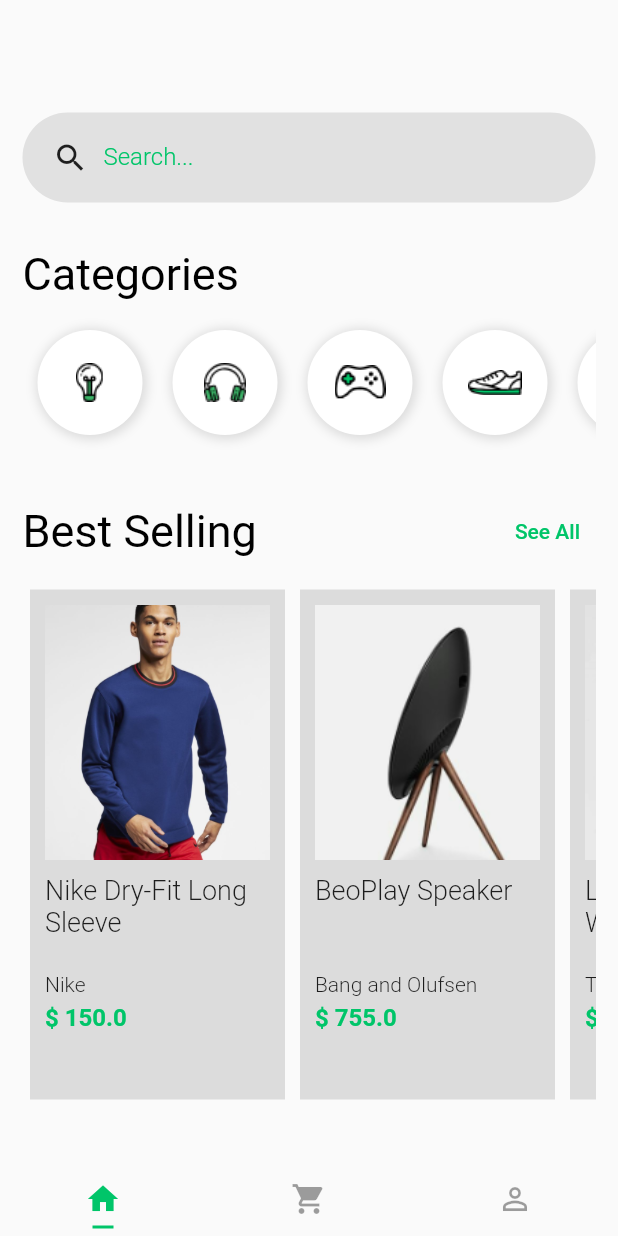
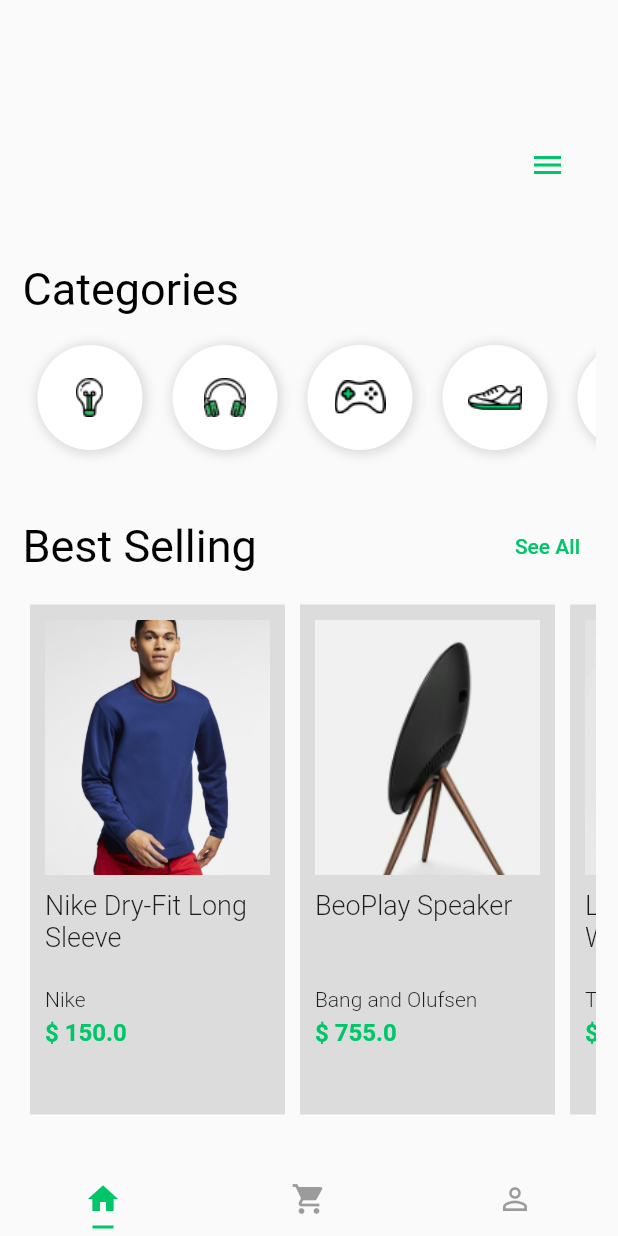
Before and after one commit to VitoriaMagnus/shopping, a Flutter app: the screen it shows after launch, on a phone screen of 412 x 824 dp. Run offline on Flutter 3.47's test engine with Material 2 defaults, Android fonts, the phone set to English and light mode, and no system bars.

Commit message:
Animações

```diff
--- a/lib/pages/login_page.dart
+++ b/lib/pages/login_page.dart
@@ -1,11 +1,11 @@
 // ignore_for_file: prefer_const_constructors
-
 import 'package:flutter/material.dart';
-import 'package:shopping/pages/home_page.dart';
 import 'package:shopping/pages/signup_page.dart';
 
 class LoginPage extends StatelessWidget {
-  const LoginPage({Key? key}) : super(key: key);
+  final _formkey = GlobalKey<FormState>();
+  String? _email;
+  String? _password;
 
   @override
   Widget build(BuildContext context) {
@@ -21,7 +21,7 @@ class LoginPage extends StatelessWidget {
           child: Column(
             children: [
               Container(
-                height: 450,
+                height: 480,
                 decoration: BoxDecoration(
                   color: Theme.of(context).colorScheme.onPrimary,
                   boxShadow: [
@@ -39,6 +39,8 @@ class LoginPage extends StatelessWidget {
                     right: 15,
                     top: 60,
                   ),
+                  child: Form(
+                    key: _formkey,
                     child: Column(
                       children: [
                         Row(
@@ -69,7 +71,8 @@ class LoginPage extends StatelessWidget {
                               child: Text(
                                 'Sign Up',
                                 style: TextStyle(
-                                  color: Theme.of(context).colorScheme.primary),
+                                    color:
+                                        Theme.of(context).colorScheme.primary),
                               ),
                             ),
                           ],
@@ -91,6 +94,13 @@ class LoginPage extends StatelessWidget {
                           style: TextStyle(
                             fontSize: 20,
                           ),
+                          validator: (value) {
+                            if (value!.isEmpty) {
+                              return 'Invalid E-mail';
+                            }
+                            return null;
+                          },
+                          onSaved: (input) => _email = input,
                         ),
                         SizedBox(
                           height: 10,
@@ -110,6 +120,13 @@ class LoginPage extends StatelessWidget {
                           style: TextStyle(
                             fontSize: 20,
                           ),
+                          validator: (value) {
+                            if (value!.isEmpty) {
+                              return 'Invalid Password';
+                            }
+                            return null;
+                          },
+                          onSaved: (input) => _password = input,
                         ),
                         Container(
                           height: 40,
@@ -124,7 +141,7 @@ class LoginPage extends StatelessWidget {
                             ),
                           ),
                         ),
-                      const SizedBox(
+                        SizedBox(
                           height: 10,
                         ),
                         Container(
@@ -142,10 +159,23 @@ class LoginPage extends StatelessWidget {
                                 color: Colors.white,
                               ),
                             ),
-                          onPressed: () {},
+                            onPressed: () {
+                              if (_formkey.currentState!.validate()) {
+                                _formkey.currentState!.save();
+                                print(_email);
+                                print(_password);
+
+                                ScaffoldMessenger.of(context).showSnackBar(
+                                  SnackBar(
+                                    content: Text('Welcome, $_email'),
+                                  ),
+                                );
+                              }
+                            },
                           ),
                         ),
                       ],
+                    ),
                   ),
                 ),
               ),
--- a/lib/pages/product_page.dart
+++ b/lib/pages/product_page.dart
@@ -27,11 +27,14 @@ class ProductPage extends StatelessWidget {
               pinned: true,
               flexibleSpace: FlexibleSpaceBar(
                 centerTitle: true,
-                background: Image.asset(
-                  image!,
-                  width: 170,
-                  height: 170,
-                  fit: BoxFit.cover,
+                background: Hero(
+                  tag: image!,
+                  child: Image.asset(
+                    image!,
+                    width: 170,
+                    height: 170,
+                    fit: BoxFit.cover,
+                  ),
                 ),
               ),
             ),
--- a/lib/pages/tabs_page.dart
+++ b/lib/pages/tabs_page.dart
@@ -8,7 +8,7 @@ class TabsPage extends StatelessWidget {
 
   @override
   Widget build(BuildContext context) {
-    return const Scaffold(
+    return Scaffold(
       body: TabBarView(
         children: [
           HomePage(),
--- a/lib/themes/light.theme.dart
+++ b/lib/themes/light.theme.dart
@@ -17,7 +17,6 @@ ThemeData lightTheme() {
     tabBarTheme: const TabBarTheme(
       labelColor: primaryColor,
     ),
-
     textTheme: TextTheme(
       headlineMedium: TextStyle(
         color: Colors.black,
--- /dev/null
+++ b/lib/widgets/input_animated_widget.dart
@@ -0,0 +1,103 @@
+import 'package:flutter/material.dart';
+
+class AnimatedInput extends StatelessWidget {
+  final AnimationController controller;
+  final Animation<Color?> containerColorAnim;
+  final Animation<double> containerOpacityAnim;
+  final Animation<double> containerBorderRadiusAnim;
+  final Animation<double> containerSizeAnim;
+
+  AnimatedInput({required this.controller})
+      : containerOpacityAnim = Tween(
+          begin: 0.0,
+          end: 1.0,
+        ).animate(
+          CurvedAnimation(
+            parent: controller,
+            curve: Interval(0.7, 0.9),
+          ),
+        ),
+        containerSizeAnim = Tween(
+          begin: 60.0,
+          end: 280.0,
+        ).animate(
+          CurvedAnimation(
+            parent: controller,
+            curve: Interval(0.2, 0.3),
+          ),
+        ),
+        containerBorderRadiusAnim = Tween(
+          begin: 0.0,
+          end: 30.0,
+        ).animate(
+          CurvedAnimation(
+            parent: controller,
+            curve: Interval(
+              0.25,
+              0.4,
+            ),
+          ),
+        ),
+        containerColorAnim = ColorTween(
+          begin: Colors.white.withOpacity(0),
+          end: Colors.black12,
+        ).animate(
+          CurvedAnimation(
+            parent: controller,
+            curve: Interval(0.0, 0.25),
+          ),
+        );
+
+  @override
+  Widget build(BuildContext context) {
+    return AnimatedBuilder(
+      builder: _animate,
+      animation: controller,
+    );
+  }
+
+  Widget _animate(context, child) {
+    return Container(
+      height: 60,
+      decoration: BoxDecoration(
+        color: containerColorAnim.value,
+        borderRadius: BorderRadius.all(
+          Radius.circular(
+            containerBorderRadiusAnim.value,
+          ),
+        ),
+      ),
+      margin: EdgeInsets.all(5),
+      width: containerSizeAnim.value,
+      child: Opacity(
+        opacity: containerOpacityAnim.value,
+        child: Row(
+          children: [
+            SizedBox(
+              width: 20,
+            ),
+            Icon(Icons.search),
+            SizedBox(
+              width: 20,
+            ),
+            Container(
+              width: 200,
+              child: TextFormField(
+                keyboardType: TextInputType.text,
+                decoration: InputDecoration(
+                  border: InputBorder.none,
+                  labelText: 'Search...',
+                  labelStyle: TextStyle(
+                    color: Theme.of(context).colorScheme.primary,
+                    fontWeight: FontWeight.w300,
+                    fontSize: 16,
+                  ),
+                ),
+              ),
+            ),
+          ],
+        ),
+      ),
+    );
+  }
+}
--- a/lib/widgets/product/product_card_widget.dart
+++ b/lib/widgets/product/product_card_widget.dart
@@ -38,11 +38,14 @@ class ProductCard extends StatelessWidget {
                 ),
               );
             },
-            child: Image.asset(
-              image!,
-              width: 170,
-              height: 170,
-              fit: BoxFit.cover,
+            child: Hero(
+              tag: image!,
+              child: Image.asset(
+                image!,
+                width: 170,
+                height: 170,
+                fit: BoxFit.cover,
+              ),
             ),
           ),
           SizedBox(
--- a/lib/widgets/search_box_widget.dart
+++ b/lib/widgets/search_box_widget.dart
@@ -1,46 +1,53 @@
 import 'package:flutter/material.dart';
+import 'package:shopping/widgets/input_animated_widget.dart';
 
-class SearchBox extends StatelessWidget {
+class SearchBox extends StatefulWidget {
   const SearchBox({Key? key}) : super(key: key);
 
   @override
-  Widget build(BuildContext context) {
-    return Container(
-      height: 60,
-      padding: EdgeInsets.only(
-        left: 20,
-      ),
-      decoration: BoxDecoration(
-        color: Colors.black.withOpacity(0.1),
-        borderRadius: const BorderRadius.all(
-          Radius.circular(128),
-        ),
-      ),
-      child: Row(
-        children: [
-          const Icon(Icons.search),
-          Container(
-            width: 300,
-            padding: const EdgeInsets.only(left: 10),
-            child: TextFormField(
-              keyboardType: TextInputType.text,
-              decoration: InputDecoration(
-                border: InputBorder.none,
-                labelText: 'Search...',
-                labelStyle: TextStyle(
-                  color: Theme.of(context).colorScheme.primary,
-                  fontWeight: FontWeight.w300,
-                  fontSize: 16,
-                ),
-              ),
-              style: TextStyle(
-                fontSize: 20,
-                color: Theme.of(context).colorScheme.primary,
-              ),
-            ),
-          ),
-        ],
+  State<SearchBox> createState() => _SearchBoxState();
+}
+
+class _SearchBoxState extends State<SearchBox>
+    with SingleTickerProviderStateMixin {
+  AnimationController? _controller;
+  bool menuOpened = false;
+
+  @override
+  void initState() {
+    super.initState();
+    _controller = AnimationController(
+      vsync: this,
+      duration: Duration(
+        seconds: 1,
       ),
     );
   }
+
+  @override
+  void dispose() {
+    _controller!.dispose();
+    super.dispose();
+  }
+
+  @override
+  Widget build(BuildContext context) {
+    return Row(
+      mainAxisAlignment: MainAxisAlignment.spaceBetween,
+      children: [
+        AnimatedInput(controller: _controller!),
+        TextButton(
+          onPressed: () {
+            menuOpened ? _controller!.forward() : _controller!.reverse();
+            menuOpened = !menuOpened;
+          },
+          child: AnimatedIcon(
+            icon: AnimatedIcons.menu_close,
+            progress: _controller!,
+            semanticLabel: 'Open Menu',
+          ),
+        ),
+      ],
+    );
+  }
 }
```
Lines whose indentation alone changed are shown as unchanged.
